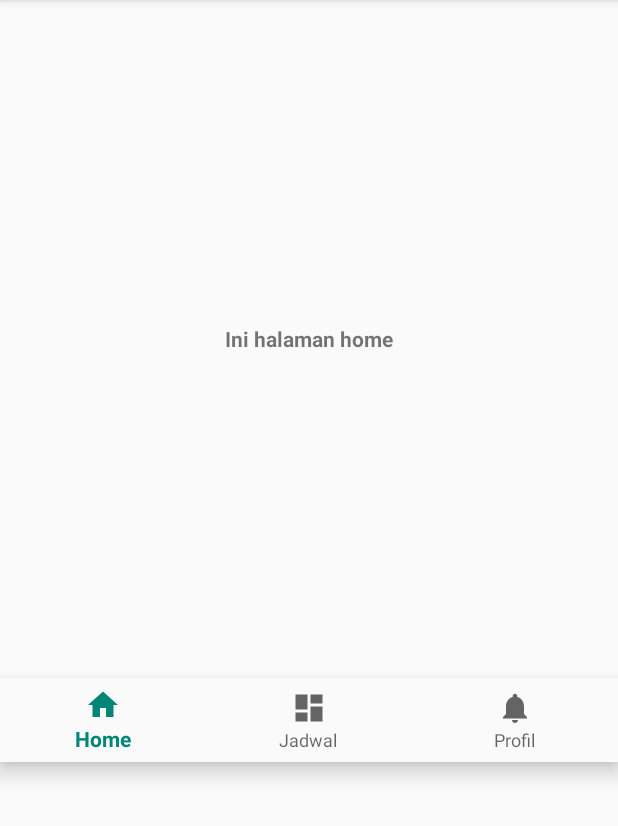
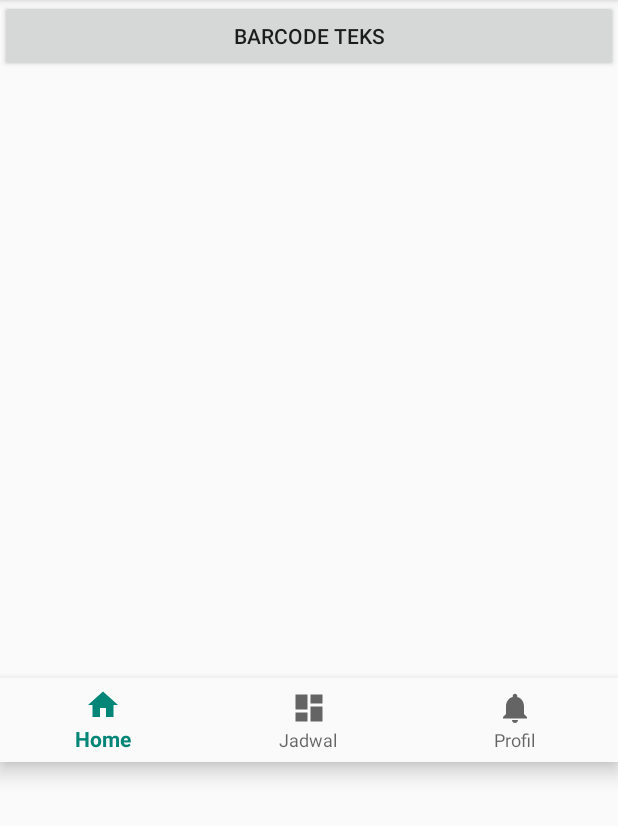
Before and after one commit to rizkialipsuryanto/pendaftaran1, an Android app: the HomeFragment screen opened directly, with no data from a screen before it, on a phone screen of 412 x 824 dp, the part 84-910 px from its top. Run offline under Robolectric (Android 15) with nearby library versions, the phone set to English and light mode, and no system bars; libraries missing offline, so code that uses them is left out: com.journeyapps.barcodescanner.

Commit message:
menambah xml untuk button red, menambah library untuk qrcode dan membuat hlaman home untuk qrcode

```diff
--- a/app/build.gradle
+++ b/app/build.gradle
@@ -51,4 +51,6 @@ dependencies {
     implementation 'com.jakewharton:butterknife:8.8.1'
     annotationProcessor 'com.jakewharton:butterknife-compiler:8.8.1'
     implementation "com.google.android.material:material:1.0.0"
+    implementation 'com.google.zxing:core:3.2.1'
+    implementation 'com.journeyapps:zxing-android-embedded:3.2.0@aar'
 }
--- a/app/src/main/AndroidManifest.xml
+++ b/app/src/main/AndroidManifest.xml
@@ -1,6 +1,9 @@
 <?xml version="1.0" encoding="utf-8"?>
 <manifest xmlns:android="http://schemas.android.com/apk/res/android"
     package="com.pendaftaran1.rsudajibarang.pendaftaran1">
+
+    <uses-permission android:name="android.permission.INTERNET" />
+    <uses-permission android:name="android.permission.ACCESS_NETWORK_STATE" />
 
     <application
         android:allowBackup="true"
--- a/app/src/main/java/com/pendaftaran1/rsudajibarang/pendaftaran1/fragment/HomeFragment.java
+++ b/app/src/main/java/com/pendaftaran1/rsudajibarang/pendaftaran1/fragment/HomeFragment.java
@@ -1,6 +1,7 @@
 package com.pendaftaran1.rsudajibarang.pendaftaran1.fragment;
 
 
+import android.graphics.Bitmap;
 import android.os.Bundle;
 
 import androidx.fragment.app.Fragment;
@@ -8,6 +9,14 @@ import androidx.fragment.app.Fragment;
 import android.view.LayoutInflater;
 import android.view.View;
 import android.view.ViewGroup;
+import android.widget.Button;
+import android.widget.ImageView;
+
+import com.google.zxing.BarcodeFormat;
+import com.google.zxing.MultiFormatWriter;
+import com.google.zxing.WriterException;
+import com.google.zxing.common.BitMatrix;
+import com.journeyapps.barcodescanner.BarcodeEncoder;
 
 import com.pendaftaran1.rsudajibarang.pendaftaran1.R;
 
@@ -15,6 +24,13 @@ import com.pendaftaran1.rsudajibarang.pendaftaran1.R;
  * A simple {@link Fragment} subclass.
  */
 public class HomeFragment extends Fragment {
+
+    public Button barcode;
+    public ImageView image;
+
+    String teksbarcode;
+
+    MultiFormatWriter multiFormatWriter = new MultiFormatWriter();
 
 
     public HomeFragment() {
@@ -26,7 +42,43 @@ public class HomeFragment extends Fragment {
     public View onCreateView(LayoutInflater inflater, ViewGroup container,
                              Bundle savedInstanceState) {
         // Inflate the layout for this fragment
-        return inflater.inflate(R.layout.fragment_home, container, false);
+        View view = inflater.inflate(R.layout.fragment_home, container, false);
+
+        barcode = (Button)view.findViewById(R.id.barcodeteks);
+        image = (ImageView)view.findViewById(R.id.imageview);
+
+        barcode.setOnClickListener(new View.OnClickListener() {
+            @Override
+            public void onClick(View v) {
+                String greeting = "Hello world!";
+//                teksbarcode = teks.getText().toString();
+                try
+                {
+                    BitMatrix bitMatrix = multiFormatWriter.encode(greeting, BarcodeFormat.QR_CODE, 300,300);
+                    BarcodeEncoder encoder = new BarcodeEncoder();
+                    Bitmap bitmap = encoder.createBitmap(bitMatrix);
+                    image.setImageBitmap(bitmap);
+
+                } catch (WriterException e) {
+                    e.printStackTrace();
+                }
+            }
+        });
+        return view;
     }
 
+//    public void onClick(View v) {
+//        String greeting = "Hello world!";
+////        teksbarcode = aaaaa;
+//        try                {
+//            BitMatrix bitMatrix = multiFormatWriter.encode(greeting, BarcodeFormat.QR_CODE, 300,300);
+//            BarcodeEncoder encoder = new BarcodeEncoder();
+//            Bitmap bitmap = encoder.createBitmap(bitMatrix);
+//            image.setImageBitmap(bitmap);
+//
+//        } catch (WriterException e) {
+//            e.printStackTrace();
+//        }
+//    }
+
 }
--- a/app/src/main/res/layout/fragment_home.xml
+++ b/app/src/main/res/layout/fragment_home.xml
@@ -6,11 +6,23 @@
     tools:context=".fragment.HomeFragment">
 
     <!-- TODO: Update blank fragment layout -->
-    <TextView
-        android:layout_width="wrap_content"
-        android:layout_height="wrap_content"
-        android:text="Ini halaman home"
-        android:textStyle="bold"
-        android:layout_gravity="center"/>
+    <LinearLayout
+        android:layout_width="match_parent"
+        android:layout_height="match_parent"
+        android:orientation="vertical">
+
+        <Button
+            android:id="@+id/barcodeteks"
+            android:layout_width="match_parent"
+            android:layout_height="wrap_content"
+            android:onClick="onClick"
+            android:text="Barcode Teks" />
+
+        <ImageView
+            android:id="@+id/imageview"
+            android:layout_width="match_parent"
+            android:layout_height="425dp"
+            android:layout_marginTop="20dp" />
+    </LinearLayout>
 
 </FrameLayout>
```
Also changed, not shown: app/src/main/res/drawable/selector_xml_btn_red.xml (added, +15 -0 lines), app/src/main/res/layout/activity_login.xml (+9 -8 lines).
